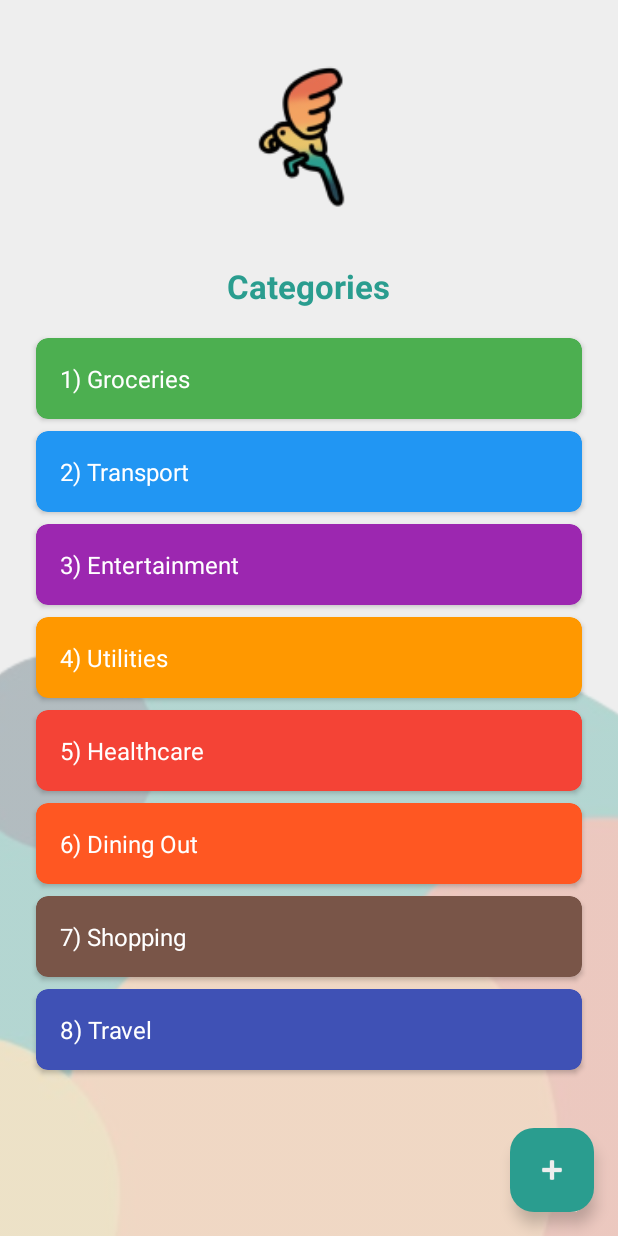
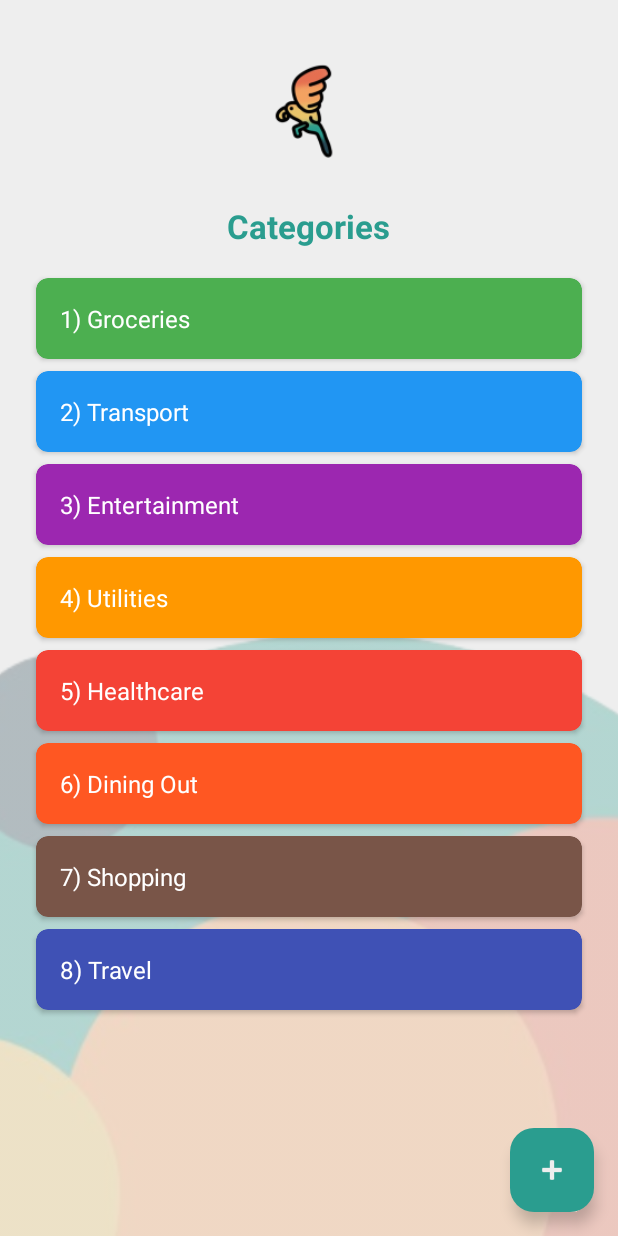
Before and after one commit to Ryan-Millard/Budgie-Budget-Tracker, an Android app: the CategoryPickerActivity screen opened directly, with no data from a screen before it, on a phone screen of 412 x 824 dp. Run offline under Robolectric (Android 15) with nearby library versions, the phone set to English and light mode, and no system bars; our stand-ins replace Room's generated code.

Commit message:
(Budget and Category page): Decreased the size of the logo

```diff
--- a/app/src/main/res/layout/activity_category.xml
+++ b/app/src/main/res/layout/activity_category.xml
@@ -15,8 +15,8 @@
     <!-- Logo -->
     <ImageView
         android:id="@+id/logoImageView"
-        android:layout_width="120dp"
-        android:layout_height="120dp"
+        android:layout_width="80dp"
+        android:layout_height="80dp"
         android:layout_marginTop="40dp"
         android:contentDescription="App Logo"
         android:src="@mipmap/ic_logo"
--- a/app/src/main/res/layout/activity_monthly_budget.xml
+++ b/app/src/main/res/layout/activity_monthly_budget.xml
@@ -18,8 +18,8 @@
     <!-- Logo -->
     <ImageView
         android:id="@+id/logoImageView"
-        android:layout_width="120dp"
-        android:layout_height="120dp"
+        android:layout_width="80dp"
+        android:layout_height="80dp"
         android:contentDescription="App Logo"
         android:src="@mipmap/ic_logo"
         android:layout_centerHorizontal="true"
```
